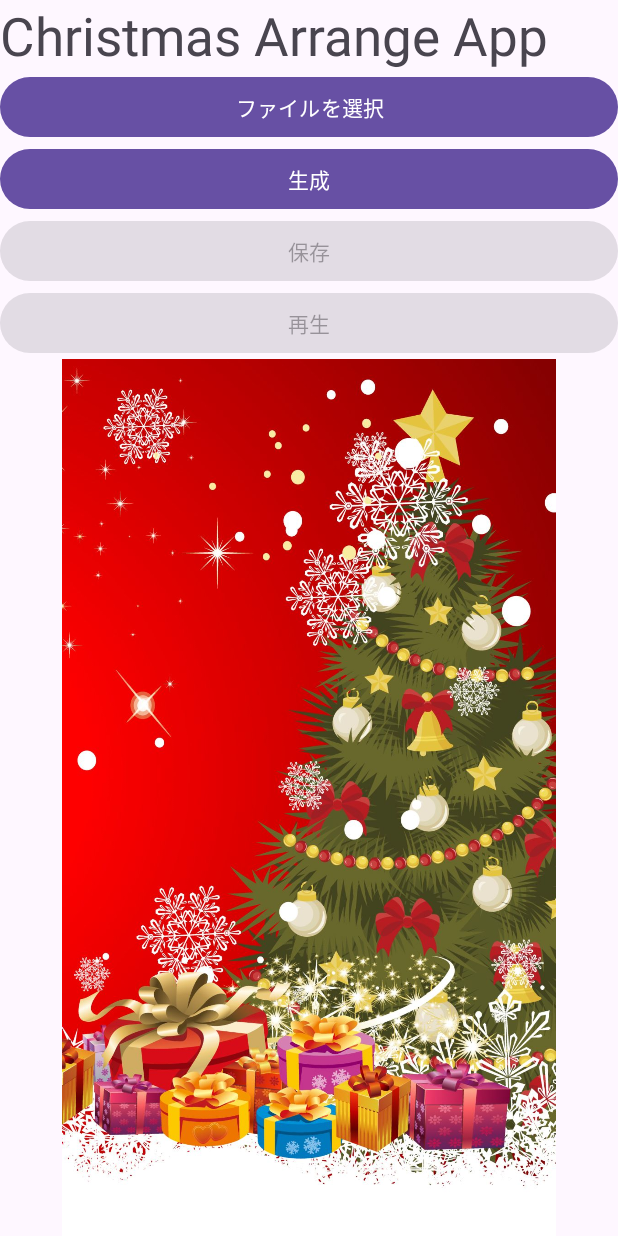
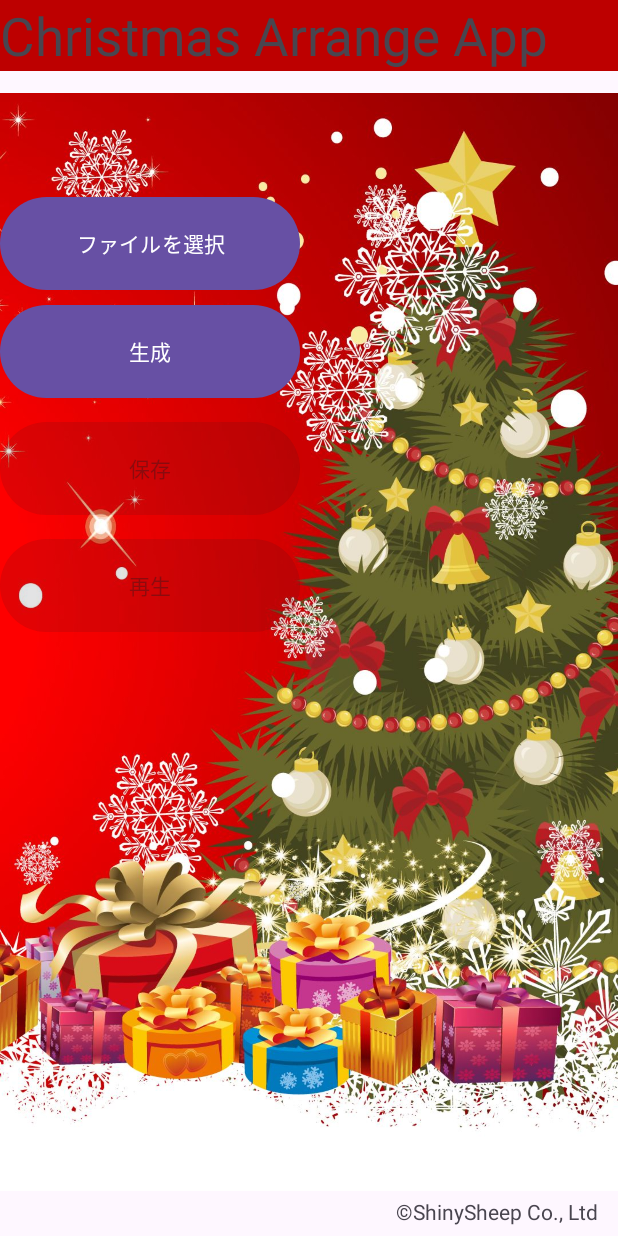
Before and after one commit to nanameki1213/Christmas_arrange, an Android app: the screen it shows after launch (MainActivity), on a phone screen of 412 x 824 dp. Run offline under Robolectric (Android 15) with nearby library versions, the phone set to English and light mode, and no system bars.

Commit message:
デザイン変更版です。

```diff
--- a/app/src/main/res/layout/activity_main.xml
+++ b/app/src/main/res/layout/activity_main.xml
@@ -1,51 +1,94 @@
 <?xml version="1.0" encoding="utf-8"?>
-<LinearLayout
+<androidx.constraintlayout.widget.ConstraintLayout
     xmlns:android="http://schemas.android.com/apk/res/android"
     xmlns:app="http://schemas.android.com/apk/res-auto"
+    xmlns:tools="http://schemas.android.com/tools"
     android:layout_width="match_parent"
-    android:layout_height="match_parent"
-    android:orientation="vertical">
-
-    <TextView
-        android:layout_width="match_parent"
-        android:layout_height="wrap_content"
-        android:text="Christmas Arrange App"
-        android:textSize="35sp" />
-
-    <Button
-        android:id="@+id/btnSelect"
-        android:layout_width="match_parent"
-        android:layout_height="wrap_content"
-        android:onClick="onSelectButtonClick"
-        android:text="ファイルを選択" />
-
-    <Button
-        android:id="@+id/btnGenerate"
-        android:layout_width="match_parent"
-        android:layout_height="wrap_content"
-        android:onClick="onGenerateButtonClick"
-        android:text="生成" />
-
-    <Button
-        android:id="@+id/btnSave"
-        android:layout_width="match_parent"
-        android:layout_height="wrap_content"
-        android:enabled="false"
-        android:onClick="onSaveButtonClick"
-        android:text="保存" />
-
-    <Button
-        android:id="@+id/btnPlay"
-        android:layout_width="match_parent"
-        android:layout_height="wrap_content"
-        android:enabled="false"
-        android:onClick="onPlayButtonClick"
-        android:text="再生" />
+    android:layout_height="match_parent">
 
     <ImageView
         android:id="@+id/imageView"
         android:layout_width="match_parent"
         android:layout_height="wrap_content"
+        android:layout_marginTop="16dp"
+        app:layout_constraintEnd_toEndOf="parent"
+        app:layout_constraintHorizontal_bias="0.0"
+        app:layout_constraintStart_toStartOf="parent"
+        app:layout_constraintTop_toTopOf="parent"
         app:srcCompat="@drawable/_77f3376c07dfb12f9ce4e62cb087a6d" />
 
-</LinearLayout>
+    <TextView
+        android:id="@+id/textViewTitle"
+        android:layout_width="0dp"
+        android:layout_height="wrap_content"
+        android:background="#BD0000"
+        android:text="Christmas Arrange App"
+        android:textSize="35sp"
+        app:layout_constraintEnd_toEndOf="parent"
+        app:layout_constraintStart_toStartOf="parent"
+        app:layout_constraintTop_toTopOf="parent" />
+
+    <TextView
+        android:id="@+id/textView"
+        android:layout_width="148dp"
+        android:layout_height="26dp"
+        android:text="©ShinySheep Co., Ltd"
+        app:layout_constraintBottom_toBottomOf="parent"
+        app:layout_constraintEnd_toEndOf="parent"
+        tools:ignore="MissingConstraints" />
+
+    <Button
+        android:id="@+id/btnPlay"
+        android:layout_width="200dp"
+        android:layout_height="70dp"
+        android:layout_marginTop="8dp"
+        android:enabled="false"
+        android:onClick="onPlayButtonClick"
+        android:text="再生"
+        app:layout_constraintEnd_toEndOf="parent"
+        app:layout_constraintHorizontal_bias="0.0"
+        app:layout_constraintStart_toStartOf="parent"
+        app:layout_constraintTop_toBottomOf="@+id/btnSave" />
+
+    <Button
+        android:id="@+id/btnSelect"
+        android:layout_width="200dp"
+        android:layout_height="70dp"
+        android:layout_marginTop="80dp"
+        android:onClick="onGenerateButtonClick"
+        android:text="ファイルを選択"
+        app:layout_constraintEnd_toEndOf="parent"
+        app:layout_constraintHorizontal_bias="0.0"
+        app:layout_constraintStart_toStartOf="parent"
+        app:layout_constraintTop_toBottomOf="@+id/textViewTitle" />
+
+    <Button
+        android:id="@+id/btnGenerate"
+        android:layout_width="200dp"
+        android:layout_height="70dp"
+        android:layout_marginTop="152dp"
+        android:onClick="onGenerateButtonClick"
+        android:text="生成"
+        app:layout_constraintEnd_toEndOf="parent"
+        app:layout_constraintHorizontal_bias="0.0"
+        app:layout_constraintStart_toStartOf="parent"
+        app:layout_constraintTop_toBottomOf="@+id/textViewTitle" />
+
+    <Button
+        android:id="@+id/btnSave"
+        android:layout_width="200dp"
+        android:layout_height="70dp"
+        android:layout_marginTop="8dp"
+        android:enabled="false"
+        android:onClick="onSaveButtonClick"
+        android:text="保存"
+        app:layout_constraintEnd_toEndOf="parent"
+        app:layout_constraintHorizontal_bias="0.0"
+        app:layout_constraintStart_toStartOf="parent"
+        app:layout_constraintTop_toBottomOf="@+id/btnGenerate" />
+
+
+
+
+
+</androidx.constraintlayout.widget.ConstraintLayout>
```
